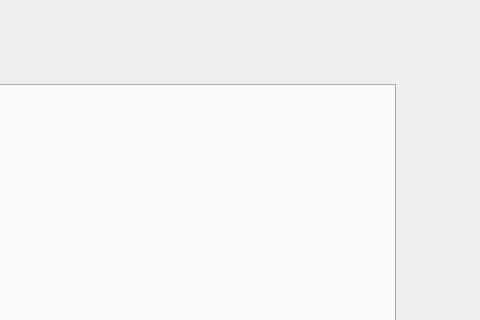
First picture: the form in ProyectoQT/mainwindow.ui, repository Joserra00/ProyectoQT, before the edit; both pictures show x 345 to 825 and y 0 to 320 of the 825 by 613 pixel window.
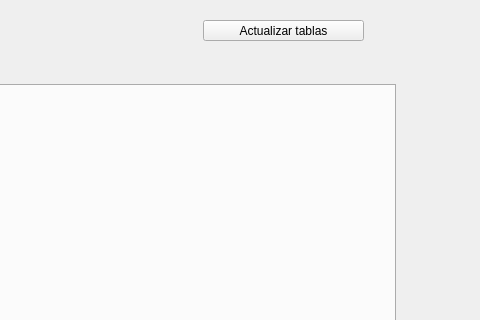
Second picture: the form after the edit.

Commit message: añadido funcionalidad tabla actualizar

What changed in the file:
```diff
--- a/ProyectoQT/mainwindow.ui
+++ b/ProyectoQT/mainwindow.ui
@@ -34,6 +34,19 @@
      </attribute>
     </widget>
    </widget>
+   <widget class="QPushButton" name="btnActTablas">
+    <property name="geometry">
+     <rect>
+      <x>548</x>
+      <y>20</y>
+      <width>161</width>
+      <height>21</height>
+     </rect>
+    </property>
+    <property name="text">
+     <string>Actualizar tablas</string>
+    </property>
+   </widget>
   </widget>
  </widget>
  <resources/>
```
The commit also changes 81 other files.
